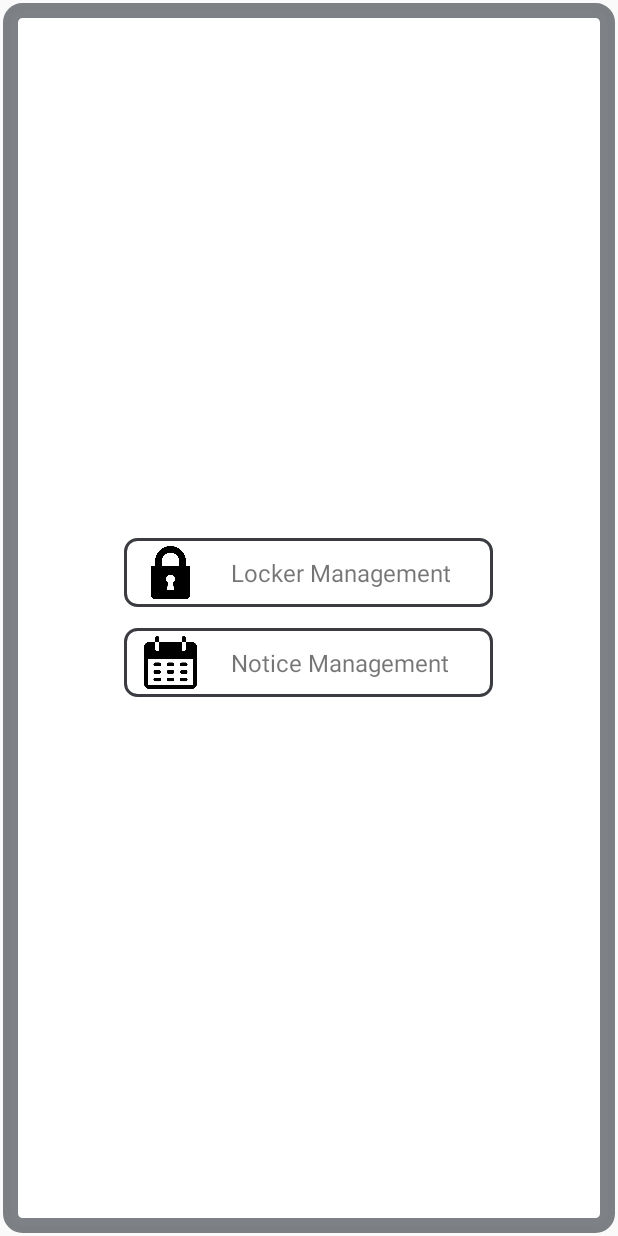
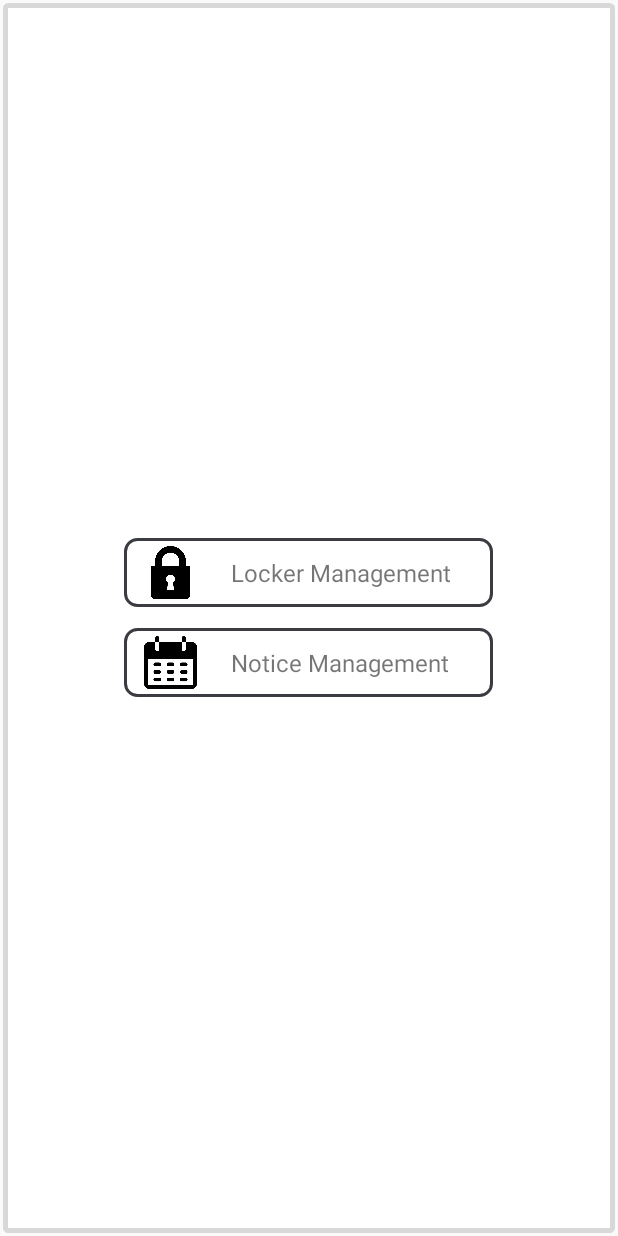
Before and after one commit to tmdngk0314/ProjectNam, an Android app: the screen it shows after launch (MainActivity), on a phone screen of 412 x 824 dp. Run offline under Robolectric (Android 15) with nearby library versions, the phone set to English and light mode, and no system bars.

Commit message:
메인화면 디자인 변경 중

```diff
--- a/app/src/main/res/drawable/border_gray.xml
+++ b/app/src/main/res/drawable/border_gray.xml
@@ -6,14 +6,14 @@
         android:top="2dp"
         android:bottom="2dp">
         <shape android:shape="rectangle">
-            <stroke android:width="10dp"
-                android:color="#A134383E"/>
+            <stroke android:width="3dp"
+                android:color="#d8d8d8"/>
             <solid android:color="#ffffff"/>
             <corners
-                android:topLeftRadius="8dp"
-                android:topRightRadius="8dp"
-                android:bottomLeftRadius="8dp"
-                android:bottomRightRadius="8dp"/>
+                android:topLeftRadius="2dp"
+                android:topRightRadius="2dp"
+                android:bottomLeftRadius="2dp"
+                android:bottomRightRadius="2dp"/>
         </shape>
     </item>
 </layer-list>
```
Also changed, not shown: app/src/main/res/layout/activity_management.xml (added, +47 -0 lines), app/src/main/res/drawable/left_arrow.png (added).
